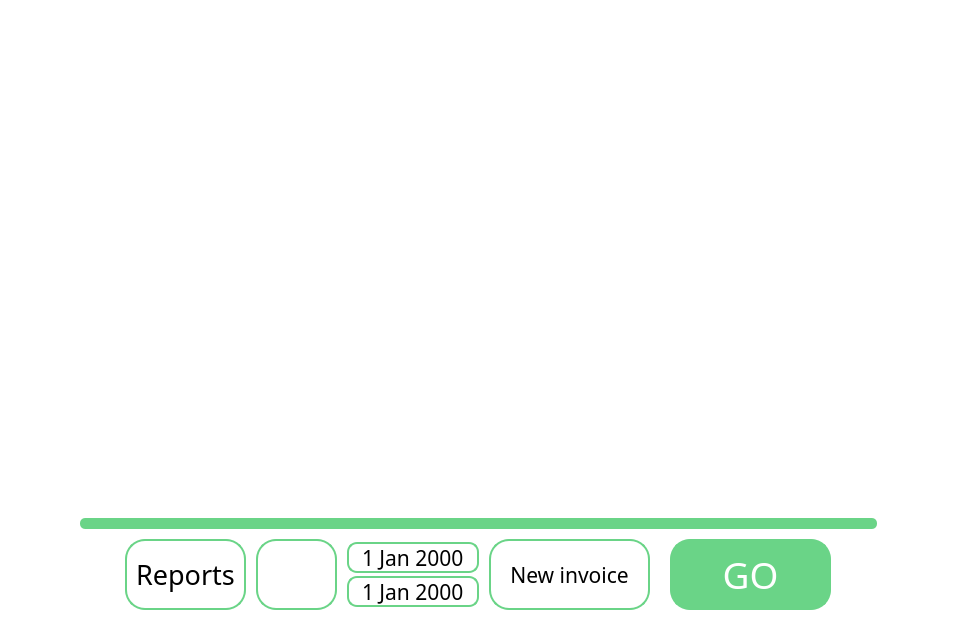
The window that uis/invoices/Invoices.ui (exorevan/Invoices-application--PyQT6-) describes before a commit, drawn with Qt 5.
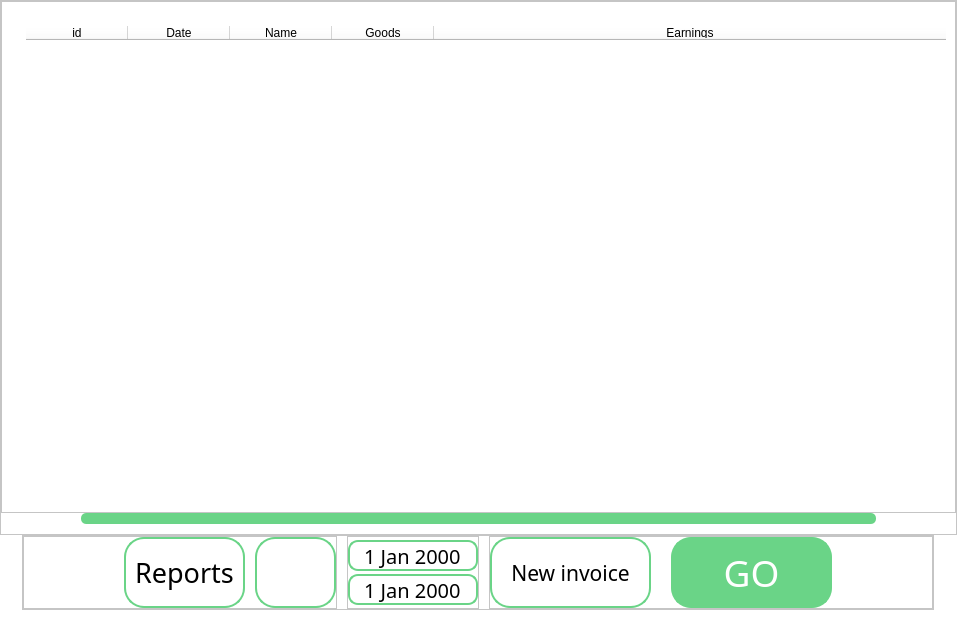
The same window after the commit. Icons and pictures are not drawn.

Diff of the .ui file:
```diff
--- a/uis/invoices/Invoices.ui
+++ b/uis/invoices/Invoices.ui
@@ -20,8 +20,8 @@
    <string>Invoices</string>
   </property>
   <property name="styleSheet">
-   <string notr="true">background-color: white;
-border-radius: 20;</string>
+   <string notr="true">background: rgb(255, 255, 255);
+background-position: center;</string>
   </property>
   <layout class="QVBoxLayout" name="verticalLayout_2">
    <property name="spacing">
@@ -80,7 +80,7 @@
               <number>0</number>
              </property>
              <property name="leftMargin">
-              <number>10</number>
+              <number>20</number>
              </property>
              <property name="topMargin">
               <number>20</number>
@@ -89,7 +89,7 @@
               <number>5</number>
              </property>
              <property name="bottomMargin">
-              <number>0</number>
+              <number>20</number>
              </property>
              <item>
               <widget class="QTableWidget" name="tableWidget">
@@ -106,7 +106,7 @@
 border: 2px solid white;</string>
                </property>
                <attribute name="horizontalHeaderVisible">
-                <bool>false</bool>
+                <bool>true</bool>
                </attribute>
                <attribute name="horizontalHeaderCascadingSectionResizes">
                 <bool>false</bool>
@@ -115,6 +115,12 @@
                 <number>102</number>
                </attribute>
                <attribute name="horizontalHeaderHighlightSections">
+                <bool>false</bool>
+               </attribute>
+               <attribute name="horizontalHeaderShowSortIndicator" stdset="0">
+                <bool>true</bool>
+               </attribute>
+               <attribute name="horizontalHeaderStretchLastSection">
                 <bool>true</bool>
                </attribute>
                <attribute name="verticalHeaderVisible">
@@ -415,16 +421,22 @@
              </property>
              <item>
               <widget class="QDateEdit" name="datePicker1">
+               <property name="minimumSize">
+                <size>
+                 <width>130</width>
+                 <height>0</height>
+                </size>
+               </property>
                <property name="maximumSize">
                 <size>
-                 <width>171</width>
+                 <width>200</width>
                  <height>31</height>
                 </size>
                </property>
                <property name="font">
                 <font>
                  <family>Dubai Light</family>
-                 <pointsize>16</pointsize>
+                 <pointsize>15</pointsize>
                 </font>
                </property>
                <property name="accessibleDescription">
@@ -462,16 +474,22 @@
              </item>
              <item>
               <widget class="QDateEdit" name="datePicker2">
+               <property name="minimumSize">
+                <size>
+                 <width>130</width>
+                 <height>0</height>
+                </size>
+               </property>
                <property name="maximumSize">
                 <size>
-                 <width>171</width>
+                 <width>200</width>
                  <height>31</height>
                 </size>
                </property>
                <property name="font">
                 <font>
                  <family>Dubai Light</family>
-                 <pointsize>16</pointsize>
+                 <pointsize>15</pointsize>
                 </font>
                </property>
                <property name="layoutDirection">
```
Left out of the diff: 6 changed lines with no effect on the pictures.
